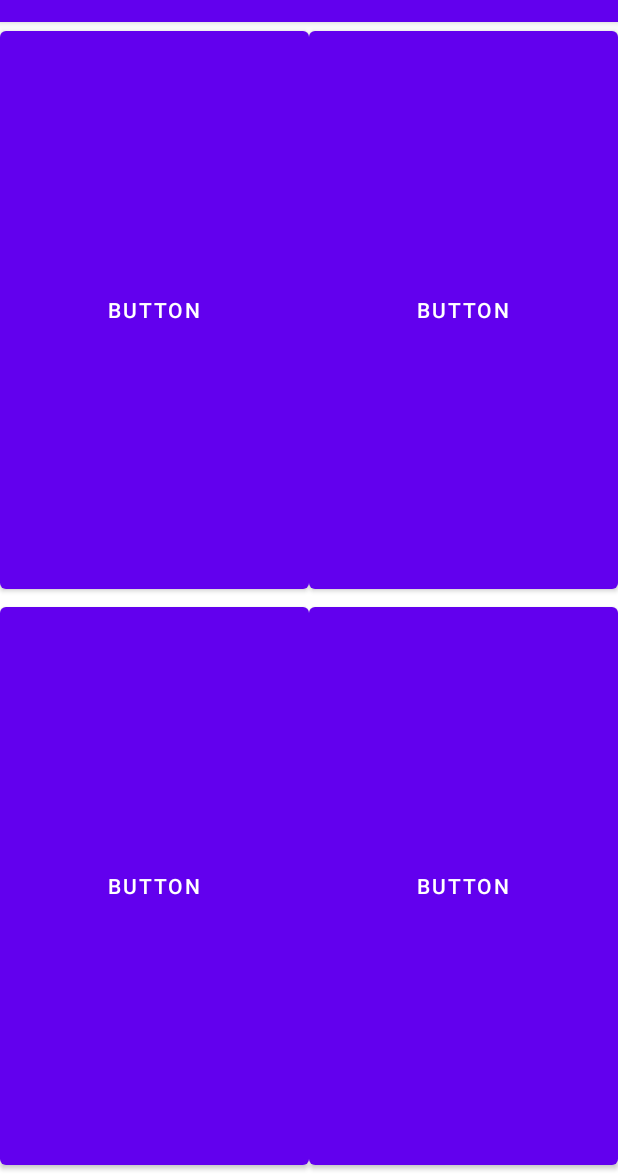
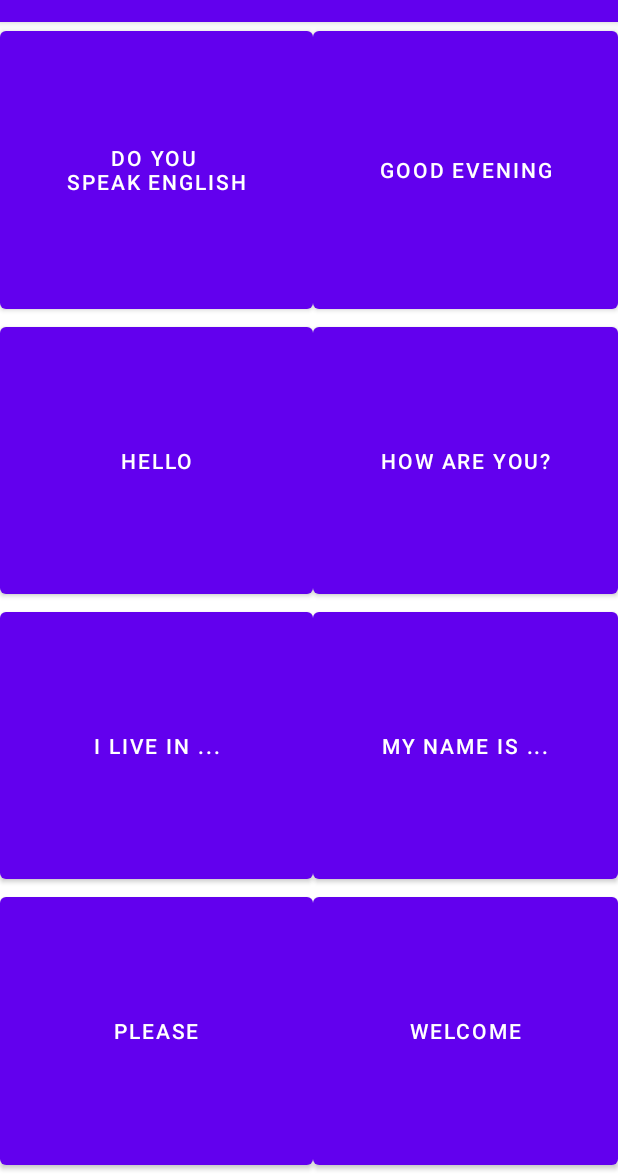
Before and after one commit to princenyamadi/Basic-Phrases, an Android app: the screen it shows after launch (MainActivity), on a phone screen of 412 x 824 dp, the part 62-1236 px from its top. Run offline under Robolectric (Android 15) with nearby library versions, the phone set to English and light mode, and no system bars.

Commit message:
[feat]: Added function to play sounds, labeled the buttons
Added sound files, a function that plays sound files by tag name

```diff
--- a/app/src/main/java/tech/peny/basicphrases/MainActivity.java
+++ b/app/src/main/java/tech/peny/basicphrases/MainActivity.java
@@ -2,9 +2,22 @@ package tech.peny.basicphrases;
 
 import androidx.appcompat.app.AppCompatActivity;
 
+import android.media.MediaPlayer;
 import android.os.Bundle;
+import android.provider.MediaStore;
+import android.util.Log;
+import android.view.View;
+import android.widget.Button;
 
 public class MainActivity extends AppCompatActivity {
+    public void playPhrase(View view){
+        Button buttonPressed = (Button) view;
+
+        Log.i("Button pressed", buttonPressed.getTag().toString());
+
+        MediaPlayer mediaPlayer = MediaPlayer.create(this, getResources().getIdentifier(buttonPressed.getTag().toString(),"raw", getPackageName()));
+        mediaPlayer.start();
+    }
 
     @Override
     protected void onCreate(Bundle savedInstanceState) {
--- a/app/src/main/res/layout/activity_main.xml
+++ b/app/src/main/res/layout/activity_main.xml
@@ -16,30 +16,82 @@
 
         <Button
             android:id="@+id/button1"
-            android:text="Button"
+            android:text="DO YOU \nSPEAK ENGLISH"
             app:layout_gravity="fill"
             app:layout_columnWeight="1"
-            app:layout_rowWeight="1" />
+            app:layout_rowWeight="1"
+            android:onClick="playPhrase"
+            android:tag="doyouspeakenglish"
+            />
 
         <Button
             android:id="@+id/button2"
-            android:text="Button"
+            android:text="GOOD EVENING"
             app:layout_gravity="fill"
             app:layout_columnWeight="1"
-            app:layout_rowWeight="1" />
+            app:layout_rowWeight="1"
+            android:onClick="playPhrase"
+            android:tag="goodevening"
+            />
 
         <Button
             android:id="@+id/button3"
-            android:text="Button"
+            android:text="HELLO"
             app:layout_gravity="fill"
             app:layout_columnWeight="1"
-            app:layout_rowWeight="1" />
+            app:layout_rowWeight="1"
+            android:onClick="playPhrase"
+            android:tag="hello"
+            />
 
         <Button
             android:id="@+id/button4"
-            android:text="Button"
+            android:text="HOW ARE YOU?"
             app:layout_gravity="fill"
             app:layout_columnWeight="1"
-            app:layout_rowWeight="1" />
+            app:layout_rowWeight="1"
+            android:onClick="playPhrase"
+            android:tag="howareyou"
+            />
+
+        <Button
+            android:id="@+id/button5"
+            android:text="I LIVE IN ..."
+            app:layout_gravity="fill"
+            app:layout_columnWeight="1"
+            app:layout_rowWeight="1"
+            android:onClick="playPhrase"
+            android:tag="ilivein"
+            />
+
+        <Button
+            android:id="@+id/button6"
+            android:text="MY NAME IS ..."
+            app:layout_gravity="fill"
+            app:layout_columnWeight="1"
+            app:layout_rowWeight="1"
+            android:onClick="playPhrase"
+            android:tag="mynameis"
+            />
+
+        <Button
+            android:id="@+id/button7"
+            android:text="PLEASE"
+            app:layout_gravity="fill"
+            app:layout_columnWeight="1"
+            app:layout_rowWeight="1"
+            android:onClick="playPhrase"
+            android:tag="please"
+            />
+
+        <Button
+            android:id="@+id/button8"
+            android:text="WELCOME"
+            app:layout_gravity="fill"
+            app:layout_columnWeight="1"
+            app:layout_rowWeight="1"
+            android:onClick="playPhrase"
+            android:tag="welcome"
+            />
     </androidx.gridlayout.widget.GridLayout>
 </androidx.constraintlayout.widget.ConstraintLayout>
```
Also changed, not shown: 8 other files.
